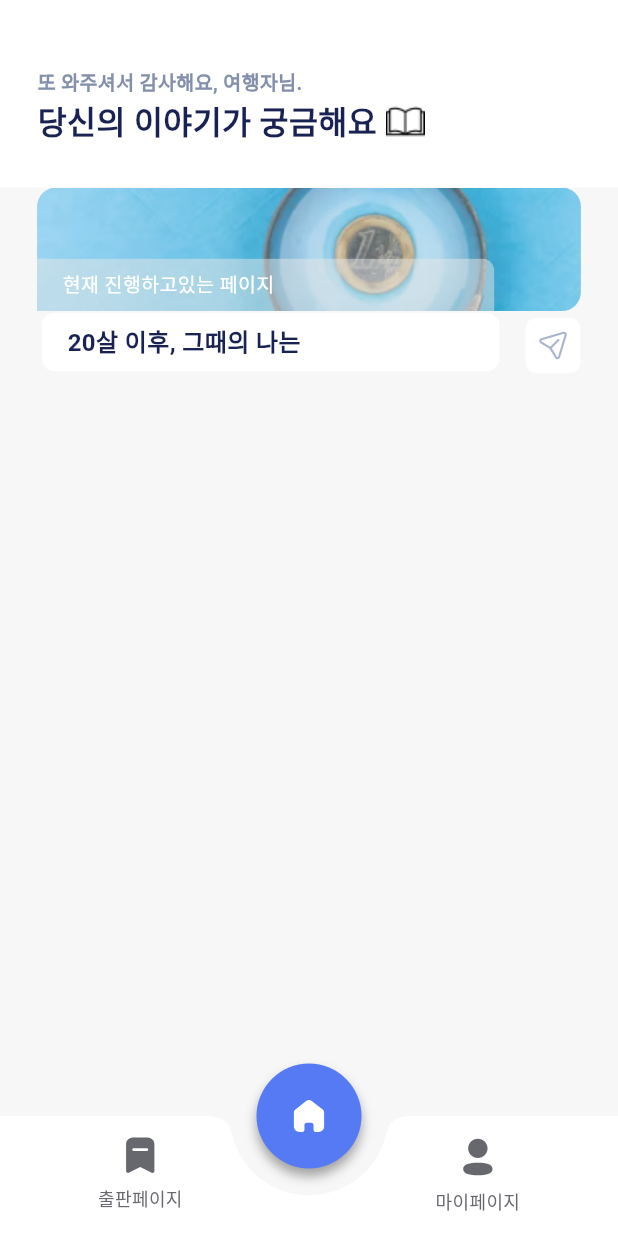
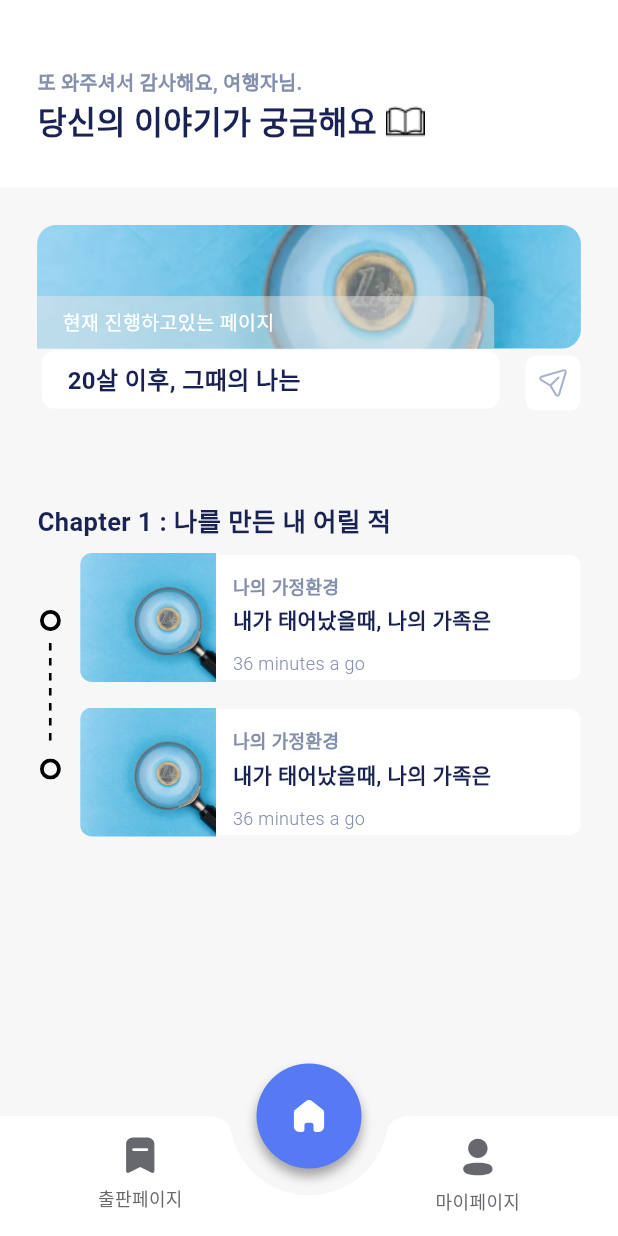
Before and after one commit to life-librarians/life-bookshelf-client, a Flutter app: the screen it shows after launch, on a phone screen of 412 x 824 dp. Run offline on Flutter 3.47's test engine with Material 3 defaults, Android fonts, the phone set to English and light mode, and no system bars; our stand-ins replace dotted_line, flutter_dotenv, flutter_native_splash, flutter_svg, get; Roboto replaces fonts that are missing (Pretendard).

Commit message:
feat: main 스크린 view 구현

```diff
--- a/lib/utilities/font_system.dart
+++ b/lib/utilities/font_system.dart
@@ -194,6 +194,13 @@ abstract class FontSystem {
     color: Colors.black,
   );
 
+  static const TextStyle KR17SB = TextStyle(
+    fontSize: 17,
+    fontWeight: FontWeight.w600,
+    fontFamily: 'Pretendard',
+    color: Colors.black,
+  );
+
   static const TextStyle KR16B = TextStyle(
     fontSize: 16,
     fontWeight: FontWeight.w700,
@@ -281,6 +288,13 @@ abstract class FontSystem {
   static const TextStyle KR12R = TextStyle(
     fontSize: 12,
     fontWeight: FontWeight.w400,
+    fontFamily: 'Pretendard',
+    color: Colors.black,
+  );
+
+  static const TextStyle KR12L = TextStyle(
+    fontSize: 12,
+    fontWeight: FontWeight.w300,
     fontFamily: 'Pretendard',
     color: Colors.black,
   );
--- a/lib/views/home/home_screen.dart
+++ b/lib/views/home/home_screen.dart
@@ -1,10 +1,14 @@
 import 'package:flutter/cupertino.dart';
 import 'package:flutter/material.dart';
+import 'package:flutter/widgets.dart';
 import 'package:flutter_svg/flutter_svg.dart';
 import 'package:get/get.dart';
 import 'package:life_bookshelf/utilities/font_system.dart';
 import 'package:life_bookshelf/viewModels/home/home_viewmodel.dart';
 import 'package:life_bookshelf/views/base/base_screen.dart';
+import 'package:dotted_line/dotted_line.dart';
+
+
 
 class HomeScreen extends BaseScreen<HomeViewModel> {
   const HomeScreen({super.key});
@@ -15,6 +19,7 @@ class HomeScreen extends BaseScreen<HomeViewModel> {
       child: Column(
         children: [
           _Header(),
+          SizedBox(height: 25),
           _TopCurrentPage(),
         ],
       ),
@@ -120,8 +125,101 @@ class _TopCurrentPage extends StatelessWidget {
               child: SvgPicture.asset("assets/icons/main/send.svg"),
             )
           ],
-        )
+        ),
+        _Chapter(),
       ]
     );
   }
 }
+class _Chapter extends StatelessWidget {
+  const _Chapter({super.key});
+
+  @override
+  Widget build(BuildContext context) {
+    final exampleNum = 2;
+    return Column(
+      crossAxisAlignment: CrossAxisAlignment.start,
+      children: [
+        Padding(
+          padding: const EdgeInsets.only(left: 25,top:61),
+          child: Text("Chapter 1 : 나를 만든 내 어릴 적",
+          style: FontSystem.KR17SB.copyWith(color: Color(0xFF192252))),
+        ),
+        SizedBox(height: 8),
+        Row(
+          children: [
+            Padding(
+              padding: const EdgeInsets.only(left: 26, right: 12.5),
+              child: Column(
+                children:[
+                  SvgPicture.asset("assets/icons/main/circle.svg"),
+                  SizedBox(height: 8),
+                  SvgPicture.asset("assets/icons/main/line.svg"),
+                  SizedBox(height: 8),
+                  SvgPicture.asset("assets/icons/main/circle.svg"),
+                ]
+              ),
+            ),
+            Column(
+              children: [
+                _ChapterBox(),
+                SizedBox(height: 17),
+                _ChapterBox(),
+              ],
+            ),
+          ],
+        )
+      ],
+    );
+  }
+}
+
+class _ChapterBox extends StatelessWidget {
+  const _ChapterBox({super.key});
+
+  @override
+  Widget build(BuildContext context) {
+    return Row(
+      children: [
+        ClipRRect(
+          borderRadius: BorderRadius.only(
+            topLeft: Radius.circular(7.78),  // 왼쪽 위 모서리
+            bottomLeft: Radius.circular(7.78), // 오른쪽 아래 모서리
+          ),
+          child: Image.asset("assets/icons/main/example.png",
+          width: Get.width * 0.22,
+          height: 86,
+          fit: BoxFit.cover),
+        ),
+        ClipRRect(
+          borderRadius: BorderRadius.only(
+            topRight: Radius.circular(7.78),  // 왼쪽 위 모서리
+            bottomRight: Radius.circular(7.78), // 오른쪽 아래 모서리
+          ),
+          child: Container(
+            color: Colors.white,
+            width: Get.width * 0.59,
+            height: 84,
+            child: Padding(
+              padding: const EdgeInsets.only(left: 11),
+              child: Column(
+                crossAxisAlignment: CrossAxisAlignment.start,
+                children: [
+                  SizedBox(height: 12),
+                  Text("나의 가정환경",
+                  style: FontSystem.KR12SB.copyWith(color: Color(0xFF848FAC)),),
+                  SizedBox(height: 3),
+                  Text("내가 태어났을때, 나의 가족은",
+                    style: FontSystem.KR14SB.copyWith(color: Color(0xFF192252)),),
+                  SizedBox(height: 10),
+                  Text("36 minutes a go",
+                  style: FontSystem.KR12L.copyWith(color: Color(0xFF848FAC)),),
+                ],
+              ),
+            ),
+          ),
+        ),
+      ],
+    );
+  }
+}
--- a/pubspec.yaml
+++ b/pubspec.yaml
@@ -20,6 +20,7 @@ dependencies:
   get: ^4.6.6
   flutter_svg: ^2.0.9
   intl: ^0.18.1
+  dotted_line: ^3.2.2
 
 dev_dependencies:
   flutter_test:
```
Also changed, not shown: assets/icons/main/circle.svg (added), assets/icons/main/circle_fill.svg (added), assets/icons/main/line.svg (added).
